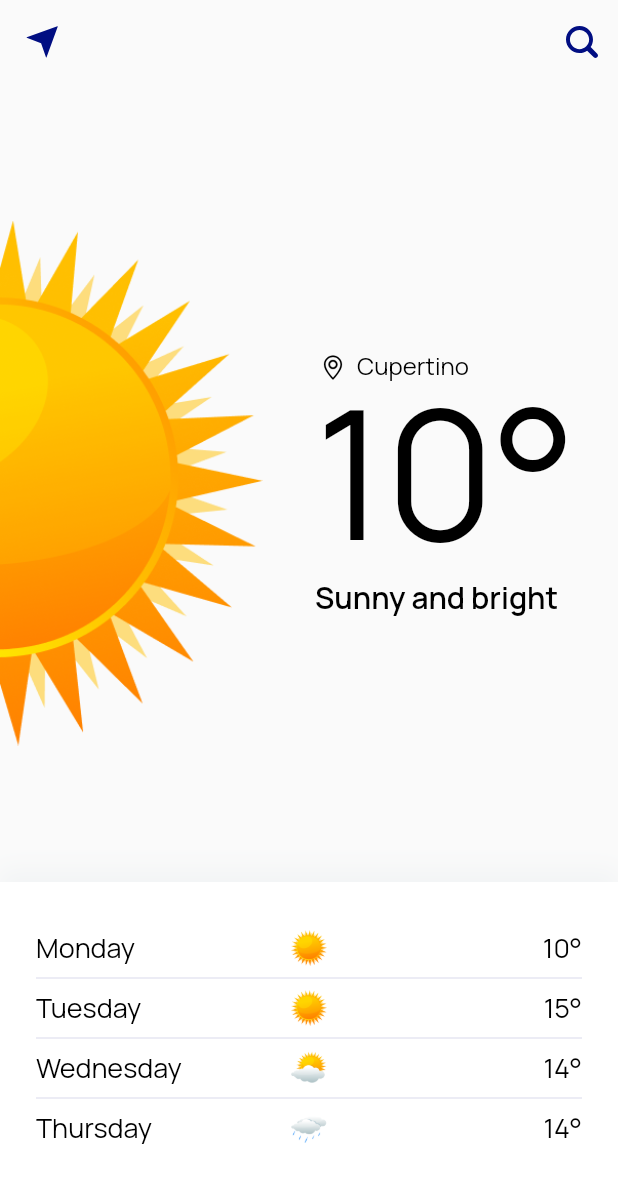
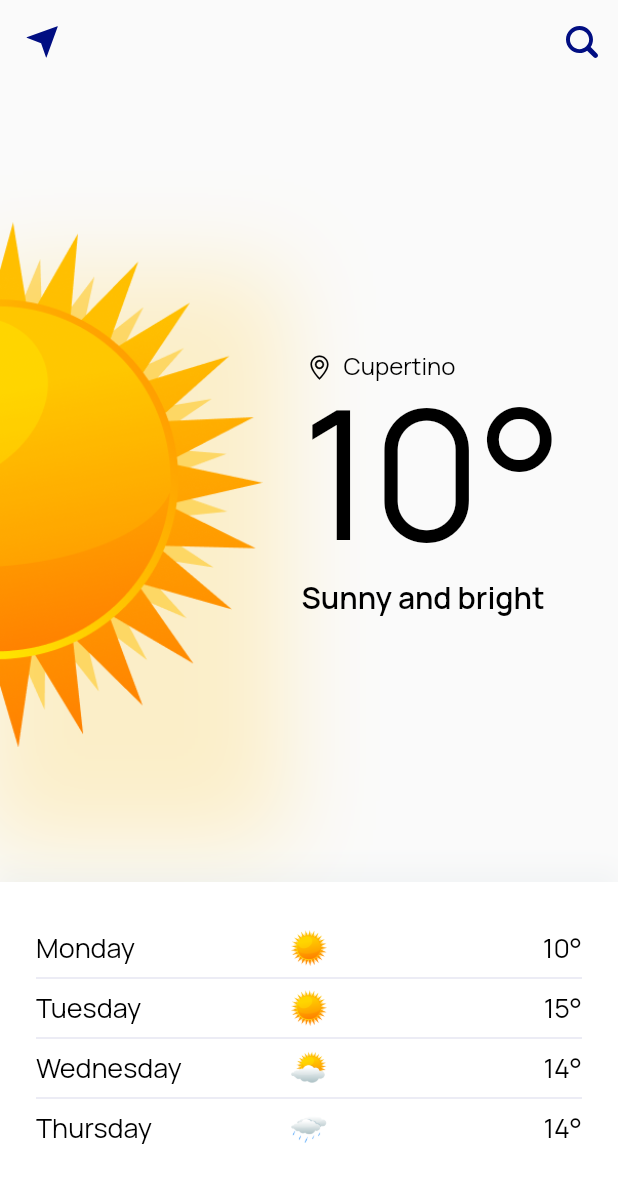
Before and after one commit to ruslanislan/lesson1, a Flutter app: the screen it shows after launch, on a phone screen of 412 x 824 dp. Shown: the top 1183 px of the screen. Run offline on Flutter 3.47's test engine with Material 2 defaults, Android fonts, the phone set to English and light mode, and no system bars; our stand-ins replace flutter_svg.

Commit message:
completed lesson 4

```diff
--- a/lib/presentation/home/home_page.dart
+++ b/lib/presentation/home/home_page.dart
@@ -1,12 +1,12 @@
 import 'package:flutter/material.dart';
 import 'package:flutter_svg/flutter_svg.dart';
-import 'package:lesson1/presentation/home/widgets/weather_days_list.dart';
-import 'package:lesson1/presentation/home/widgets/weather_today.dart';
-import 'package:lesson1/resourses/images.dart';
 
 import '../../models/weather_day.dart';
 import '../../navigation/app_router.dart';
+import '../../resourses/images.dart';
 import '../search/search_page.dart';
+import 'widgets/weather_days_list.dart';
+import 'widgets/weather_today.dart';
 
 class HomePage extends StatefulWidget {
   const HomePage({
@@ -17,7 +17,10 @@ class HomePage extends StatefulWidget {
   State<HomePage> createState() => _HomePageState();
 }
 
-class _HomePageState extends State<HomePage> {
+class _HomePageState extends State<HomePage>
+    with SingleTickerProviderStateMixin {
+  final _chosenCity = ValueNotifier('Cupertino');
+  final List<String> pastSearchCities = [];
   final List<WeatherDay> days = [
     WeatherDay(
       dayName: 'Monday',
@@ -48,6 +51,43 @@ class _HomePageState extends State<HomePage> {
       weatherDescription: 'Sunny and bright',
     ),
   ];
+  late AnimationController _animationController;
+  late Animation<double> _curve;
+  late Animation<double> _animation;
+
+  @override
+  void initState() {
+    super.initState();
+
+    _initAnimation();
+  }
+
+  void _initAnimation() {
+    _animationController = AnimationController(
+      vsync: this,
+      duration: const Duration(milliseconds: 1200),
+    );
+    _curve = CurvedAnimation(
+      parent: _animationController,
+      curve: Curves.easeOut,
+    );
+    _animation = Tween<double>(begin: 0, end: 8).animate(_curve);
+    _animationController.forward();
+    _animation = Tween<double>(begin: 0, end: 8).animate(_curve)
+      ..addStatusListener((status) {
+        if (status == AnimationStatus.completed) {
+          _animationController.reverse();
+        } else if (status == AnimationStatus.dismissed) {
+          _animationController.forward();
+        }
+      });
+  }
+
+  @override
+  void dispose() {
+    _animationController.dispose();
+    super.dispose();
+  }
 
   @override
   Widget build(BuildContext context) {
@@ -62,15 +102,23 @@ class _HomePageState extends State<HomePage> {
             icon: SvgPicture.asset(Images.icSearch),
             onPressed: () => appRouter.goTo(
               context: context,
-              route: SearchPage(locationName: days.first.locationName),
+              route: SearchPage(
+                chosenCity: _chosenCity,
+                onCityChosen: () => setState(() {}),
+                pastSearchCities: pastSearchCities,
+              ),
             ),
-          )
+          ),
         ],
       ),
       body: Column(
         children: [
           Expanded(
-            child: WeatherToday(weatherDay: days.first),
+            child: WeatherToday(
+              weatherDay: days.first,
+              locationName: _chosenCity.value,
+              animation: _animation,
+            ),
           ),
           WeatherDaysList(days: days),
         ],
--- a/lib/presentation/home/widgets/weather_days_list.dart
+++ b/lib/presentation/home/widgets/weather_days_list.dart
@@ -28,22 +28,17 @@ class WeatherDaysList extends StatelessWidget {
           )
         ],
       ),
-      child: Column(
-        children: List.generate(
-          days.length,
-          (index) => Column(
-            children: [
-              WeatherListItem(
-                weatherDay: days[index],
-              ),
-              if (index != days.length - 1)
-                Divider(
-                  color: AppColors.deepPurple.withOpacity(0.1),
-                  height: 16,
-                  thickness: 1,
-                ),
-            ],
-          ),
+      child: ListView.separated(
+        shrinkWrap: true,
+        padding: EdgeInsets.zero,
+        itemCount: days.length,
+        itemBuilder: (BuildContext context, int index) => WeatherListItem(
+          weatherDay: days[index],
+        ),
+        separatorBuilder: (BuildContext context, int index) => Divider(
+          color: AppColors.deepPurple.withOpacity(0.1),
+          height: 16,
+          thickness: 1,
         ),
       ),
     );
--- a/lib/presentation/home/widgets/weather_today.dart
+++ b/lib/presentation/home/widgets/weather_today.dart
@@ -4,34 +4,59 @@ import 'package:lesson1/models/weather_day.dart';
 import 'package:lesson1/resourses/images.dart';
 
 class WeatherToday extends StatelessWidget {
-  const WeatherToday({Key? key, required this.weatherDay}) : super(key: key);
-
+  const WeatherToday({
+    Key? key,
+    required this.weatherDay,
+    required this.locationName,
+    required this.animation,
+  }) : super(key: key);
   final WeatherDay weatherDay;
+  final String locationName;
+  final Animation<double> animation;
 
   @override
   Widget build(BuildContext context) {
-    return Stack(
-      alignment: Alignment.center,
+    return Row(
       children: [
-        Positioned(
-          left: -175,
+        AnimatedBuilder(
+          animation: animation,
+          builder: (context, child) => Container(
+            padding: EdgeInsets.only(top: animation.value),
+            decoration: BoxDecoration(
+              boxShadow: [
+                BoxShadow(
+                  color: Theme.of(context).shadowColor,
+                  spreadRadius: 15,
+                  blurRadius: 50,
+                  offset: const Offset(0, 50), // changes position of shadow
+                ),
+              ],
+            ),
+            child: ClipRect(
+              child: Align(
+                alignment: Alignment.centerRight,
+                widthFactor: 0.5,
+                heightFactor: 1.0,
                 child: Image.asset(
-            Images.ic01d,
+                  weatherDay.icon,
                   width: 350,
                   height: 350,
                 ),
               ),
-        Positioned(
-          right: 28,
-          child: Column(
+            ),
+          ),
+        ),
+        const SizedBox(width: 26),
+        Column(
           crossAxisAlignment: CrossAxisAlignment.start,
+          mainAxisAlignment: MainAxisAlignment.center,
           children: [
             Row(
               children: [
                 SvgPicture.asset(Images.icGeoMark),
                 const SizedBox(width: 4),
                 Text(
-                    weatherDay.locationName,
+                  locationName,
                   style: Theme.of(context).textTheme.titleMedium,
                 ),
               ],
@@ -46,7 +71,6 @@ class WeatherToday extends StatelessWidget {
             ),
           ],
         ),
-        )
       ],
     );
   }
```
Also changed, not shown: lib/presentation/search/search_page.dart (+26 -13 lines), lib/presentation/search/widgets/past_search_block.dart (+14 -4 lines). Lines whose indentation alone changed are shown as unchanged.
